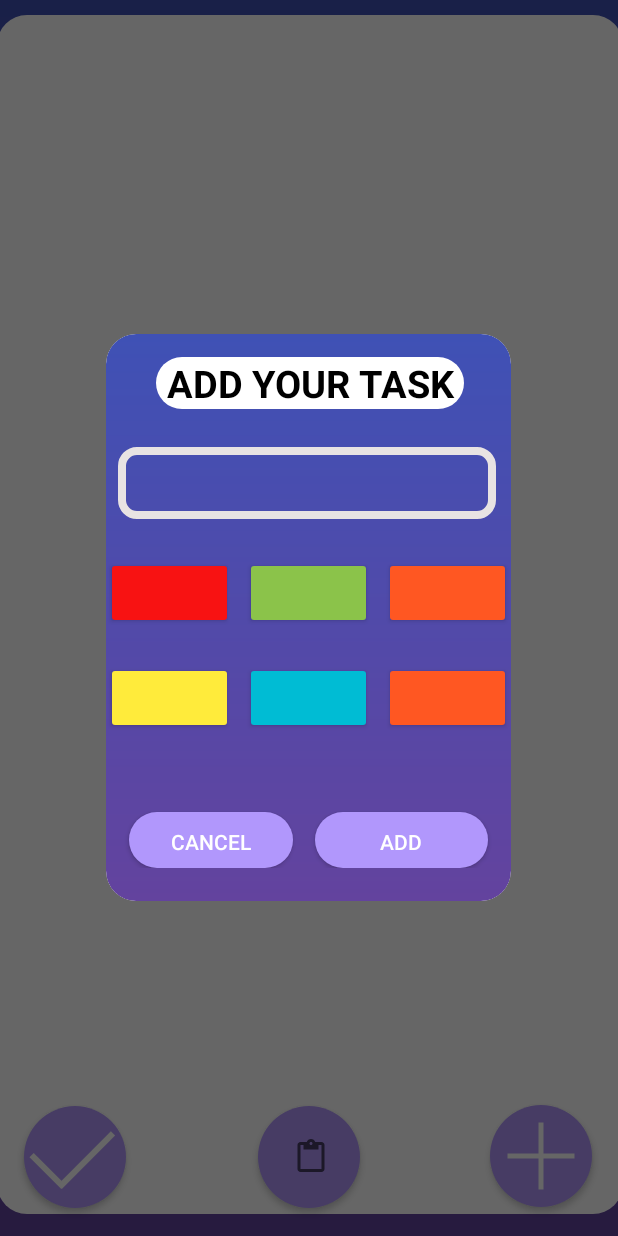
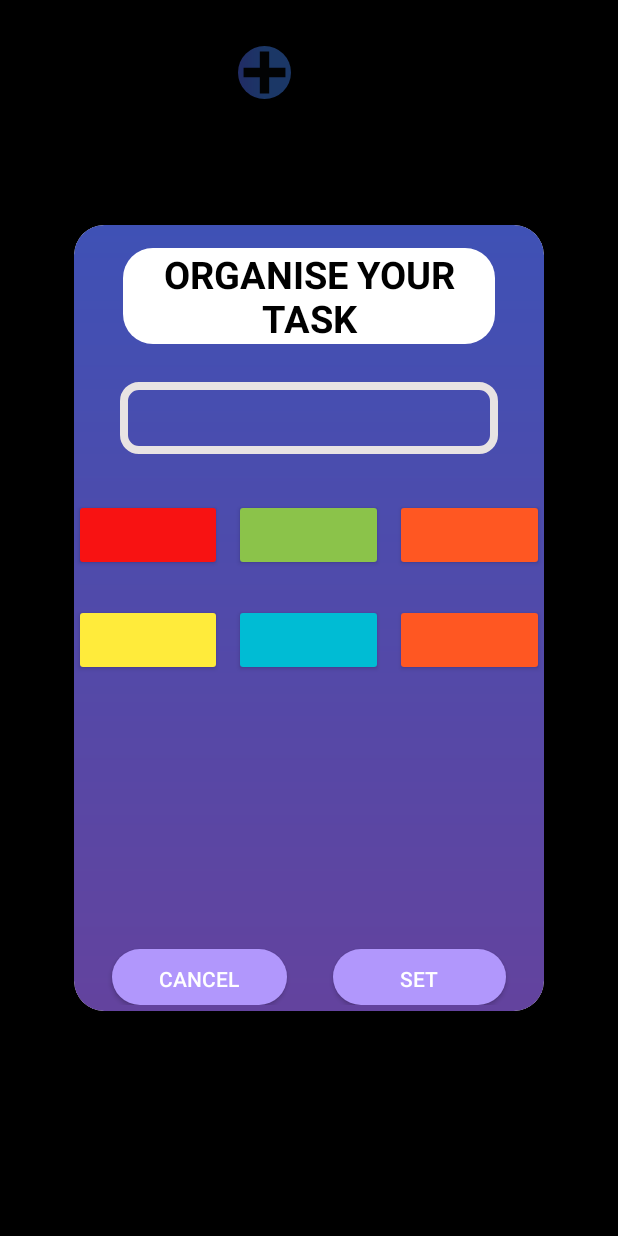
Before and after one commit to aliahmetbme/ToDoList, an Android app: the TodoListActivity screen opened directly, with no data from a screen before it, after a tap on an icon or button, on a phone screen of 412 x 824 dp. Run offline under Robolectric (Android 15) with nearby library versions, the phone set to English and light mode, and no system bars.

Commit message:
tasarım ve özellikler hakkında güncellemeler

```diff
--- a/app/src/main/res/drawable/btn_background.xml
+++ b/app/src/main/res/drawable/btn_background.xml
@@ -1,6 +1,22 @@
 <?xml version="1.0" encoding="utf-8"?>
 <shape xmlns:android="http://schemas.android.com/apk/res/android"
+
     android:shape="rectangle">
+
+    <vector
+
+        android:width="1000dp"
+        android:height="100dp"
+        android:viewportWidth="24.0"
+        android:viewportHeight="24.0">
+        <path
+            android:fillColor="#FFFFFF"
+            android:pathData="M12,5.3L12,18.7M5.3,12L18.7,12"
+            android:strokeWidth="1"
+            android:strokeColor="#FFFFFF"/>
+
+    </vector>
+
 
     <solid
         android:color="#FF9800" />
@@ -19,6 +35,7 @@
         android:right="10dp"
         android:top="10dp"
         android:bottom="10dp"/>
+
     <size android:height="200dp"/>
 
 </shape>
--- /dev/null
+++ b/app/src/main/res/drawable/d.xml
@@ -0,0 +1,34 @@
+<?xml version="1.0" encoding="utf-8"?>
+<layer-list xmlns:android="http://schemas.android.com/apk/res/android">
+
+    <item>
+        <shape android:shape="oval">
+
+            <solid
+                android:color="#0C0D12" />
+
+            <corners
+                android:radius="1111111dp" />
+
+            <gradient
+                android:centerColor="#448AFF"
+                android:startColor="#536DFE"
+                android:endColor="#448AFF"
+                android:type="linear"/>
+
+            <padding
+                android:left="10dp"
+                android:right="10dp"
+                android:top="10dp"
+                android:bottom="10dp"/>
+
+            <size android:height="40dp"/>
+
+        </shape>
+    </item>
+
+    <item android:drawable="@drawable/plus"
+        android:gravity="center" />
+
+
+</layer-list>
--- a/app/src/main/res/drawable/plus.xml
+++ b/app/src/main/res/drawable/plus.xml
@@ -1,11 +1,14 @@
 <vector xmlns:android="http://schemas.android.com/apk/res/android"
-    android:width="80dp"
-    android:height="80dp"
+    xmlns:aapt="http://schemas.android.com/aapt"
+    android:width="50dp"
+    android:height="50dp"
     android:viewportWidth="24.0"
     android:viewportHeight="24.0">
-    <path
-        android:fillColor="#FFFFFF"
-        android:pathData="M12,5.3L12,18.7M5.3,12L18.7,12"
-        android:strokeWidth="1"
-        android:strokeColor="#FFFFFF"/>
+
+        <path
+            android:fillColor="#020203"
+            android:pathData="M12,5.3L12,18.7M5.3,12L18.7,12"
+            android:strokeWidth="3"
+            android:strokeColor="#060709" />
+
 </vector>
--- a/app/src/main/res/layout/activity_todo.xml
+++ b/app/src/main/res/layout/activity_todo.xml
@@ -1,26 +1,23 @@
 <?xml version="1.0" encoding="utf-8"?>
-
-
 <androidx.constraintlayout.widget.ConstraintLayout xmlns:android="http://schemas.android.com/apk/res/android"
     xmlns:app="http://schemas.android.com/apk/res-auto"
     xmlns:tools="http://schemas.android.com/tools"
     android:layout_width="match_parent"
     android:layout_height="match_parent"
-    android:background="@drawable/gradient">
+    android:background="@color/black">
 
 
     <ScrollView
         android:id="@+id/scrollView2"
-        android:layout_width="417dp"
-        android:layout_height="799dp"
-        android:background="@drawable/madde"
-        android:backgroundTint="@color/white"
+        android:layout_width="404dp"
+        android:layout_height="652dp"
+
+        android:backgroundTint="@color/black"
         app:layout_constraintBottom_toBottomOf="parent"
         app:layout_constraintEnd_toEndOf="parent"
-        app:layout_constraintHorizontal_bias="0.507"
+        app:layout_constraintHorizontal_bias="0.571"
         app:layout_constraintStart_toStartOf="parent"
         app:layout_constraintTop_toTopOf="parent"
-        app:layout_constraintVertical_bias="0.404"
         tools:ignore="SpeakableTextPresentCheck">
 
         <LinearLayout
@@ -32,79 +29,33 @@
 
     <Button
         android:id="@+id/addList"
-        android:layout_width="68dp"
-        android:layout_height="68dp"
+        android:layout_width="35dp"
+        android:layout_height="35dp"
         android:layout_gravity="center_horizontal"
-        android:background="@drawable/btn_background"
+        android:background="@drawable/d"
         android:elevation="15dp"
         android:gravity="center"
         android:visibility="visible"
-        app:backgroundTint="#b197fc"
-        android:drawableLeft="@drawable/plus"
-        android:paddingLeft="-6dp"
-        android:paddingTop="-50dp"
-        android:paddingRight="11dp"
         app:layout_constraintBottom_toBottomOf="parent"
         app:layout_constraintEnd_toEndOf="parent"
-        app:layout_constraintHorizontal_bias="0.949"
+        app:layout_constraintHorizontal_bias="0.422"
         app:layout_constraintStart_toStartOf="parent"
         app:layout_constraintTop_toTopOf="parent"
-        app:layout_constraintVertical_bias="0.974" />
+        app:layout_constraintVertical_bias="0.039" />
 
     <TextView
         android:id="@+id/textView"
-        android:layout_width="149dp"
-        android:layout_height="44dp"
-        android:gravity="center"
-        android:text="TASKS"
-        android:textColor="#F0ECF3"
+        android:layout_width="178dp"
+        android:layout_height="42dp"
+        android:text="  TASKS"
+        android:textColor="#536DFE"
         android:textSize="35dp"
-        android:textStyle="bold"
         app:layout_constraintBottom_toBottomOf="parent"
         app:layout_constraintEnd_toEndOf="parent"
-        app:layout_constraintHorizontal_bias="0.501"
+        app:layout_constraintHorizontal_bias="0.017"
         app:layout_constraintStart_toStartOf="parent"
         app:layout_constraintTop_toTopOf="parent"
-        app:layout_constraintVertical_bias="0.032" />
-
-    <Button
-        android:id="@+id/completed"
-        android:layout_width="68dp"
-        android:layout_height="68dp"
-        android:layout_gravity="center"
-        android:width="7px"
-        android:height="7px"
-        android:background="@drawable/btn_background"
-        android:drawableLeft="@drawable/complate"
-        android:paddingLeft="-1dp"
-        android:paddingTop="-50dp"
-        android:paddingRight="15dp"
-        android:textColor="@color/white"
-        android:textSize="45dp"
-        android:textStyle="bold"
-        android:visibility="visible"
-        app:backgroundTint="#b197fc"
-        app:layout_constraintBottom_toBottomOf="parent"
-        app:layout_constraintEnd_toEndOf="parent"
-        app:layout_constraintHorizontal_bias="0.046"
-        app:layout_constraintStart_toStartOf="parent"
-        app:layout_constraintTop_toTopOf="parent"
-        app:layout_constraintVertical_bias="0.975" />
-
-    <Button
-        android:id="@+id/button3"
-        android:layout_width="68dp"
-        android:layout_height="68dp"
-        android:layout_gravity="center"
-        android:background="@drawable/btn_background"
-        android:drawableLeft="?attr/actionModePasteDrawable"
-        android:paddingLeft="23dp"
-        app:backgroundTint="#b197fc"
-        app:layout_constraintBottom_toBottomOf="parent"
-        app:layout_constraintEnd_toEndOf="parent"
-        app:layout_constraintStart_toStartOf="parent"
-        app:layout_constraintTop_toTopOf="parent"
-        app:layout_constraintVertical_bias="0.975" />
+        app:layout_constraintVertical_bias="0.031" />
 
 
 </androidx.constraintlayout.widget.ConstraintLayout>
--- a/app/src/main/res/layout/layout_add.xml
+++ b/app/src/main/res/layout/layout_add.xml
@@ -7,8 +7,8 @@
     >
 
     <LinearLayout
-        android:layout_width="270dp"
-        android:layout_height="378dp"
+        android:layout_width="313dp"
+        android:layout_height="524dp"
         android:background="@drawable/madde"
         android:orientation="vertical"
         app:layout_constraintBottom_toBottomOf="parent"
@@ -19,34 +19,33 @@
 
         <TextView
             android:id="@+id/textView2"
-            android:layout_width="205dp"
+            android:layout_width="248dp"
             android:layout_height="wrap_content"
+            android:layout_gravity="center"
             android:layout_marginTop="15dp"
-            android:layout_marginLeft="33dp"
             android:background="@drawable/madde"
             android:backgroundTint="@color/white"
             android:gravity="center"
-            android:text="ADD YOUR TASK"
+            android:text="ORGANISE YOUR TASK"
             android:textColor="@color/black"
             android:textSize="25dp"
             android:textStyle="bold" />
 
         <EditText
-            android:id="@+id/addTask"
+            android:id="@+id/organiseTask"
             android:layout_width="252dp"
             android:layout_height="wrap_content"
+            android:layout_gravity="center"
             android:layout_marginTop="25dp"
-            android:layout_marginLeft="8dp"
-            android:layout_marginBottom="25dp"
+            android:layout_marginBottom="30dp"
             android:background="@drawable/rounded"
             android:backgroundTint="#E8E3E3"
-            android:textColor="@color/white"
             android:ems="10"
             android:inputType="textPersonName"
             android:minHeight="48dp"
             android:text=""
+            android:textColor="@color/white"
             tools:ignore="SpeakableTextPresentCheck" />
-
 
 
         <LinearLayout
@@ -64,18 +63,18 @@
 
             <Button
                 android:id="@+id/yesil"
-                android:layout_marginLeft="8dp"
                 android:layout_width="wrap_content"
                 android:layout_height="wrap_content"
+                android:layout_marginLeft="8dp"
                 android:layout_weight="1"
                 app:backgroundTint="#8BC34A"
                 tools:ignore="SpeakableTextPresentCheck" />
 
             <Button
                 android:id="@+id/orange"
-                android:layout_marginLeft="8dp"
                 android:layout_width="wrap_content"
                 android:layout_height="wrap_content"
+                android:layout_marginLeft="8dp"
                 android:layout_weight="1"
                 app:backgroundTint="#FF5722"
                 tools:ignore="SpeakableTextPresentCheck" />
@@ -96,9 +95,9 @@
 
             <Button
                 android:id="@+id/blue"
-                android:layout_marginLeft="8dp"
                 android:layout_width="wrap_content"
                 android:layout_height="wrap_content"
+                android:layout_marginLeft="8dp"
                 android:layout_weight="1"
                 app:backgroundTint="#00BCD4"
                 app:layout_constraintEnd_toEndOf="parent"
@@ -107,9 +106,9 @@
 
             <Button
                 android:id="@+id/sonrenk"
-                android:layout_marginLeft="8dp"
                 android:layout_width="wrap_content"
                 android:layout_height="wrap_content"
+                android:layout_marginLeft="8dp"
                 android:layout_weight="1"
                 app:backgroundTint="#FF5722"
                 tools:ignore="SpeakableTextPresentCheck" />
@@ -118,16 +117,16 @@
         <LinearLayout
             android:layout_width="match_parent"
             android:layout_height="57dp"
-            android:layout_marginTop="20dp"
+            android:layout_marginTop="150dp"
             android:orientation="horizontal">
 
             <Button
                 android:id="@+id/cancelButton"
                 android:layout_width="115dp"
                 android:layout_height="wrap_content"
-                android:layout_marginLeft="15dp"
+                android:layout_marginLeft="25dp"
                 android:layout_marginTop="20dp"
-                android:layout_marginRight="7.5dp"
+                android:layout_marginRight="15dp"
                 android:layout_weight="1"
                 android:background="@drawable/btn_background"
                 android:minHeight="48dp"
@@ -140,14 +139,14 @@
                 android:id="@+id/addButton"
                 android:layout_width="115dp"
                 android:layout_height="wrap_content"
+                android:layout_marginLeft="15dp"
                 android:layout_marginTop="20dp"
-                android:layout_marginRight="15dp"
-                android:layout_marginLeft="7.5dp"
+                android:layout_marginRight="25dp"
                 android:background="@drawable/btn_background"
                 android:minHeight="48dp"
-                android:text="ADD"
+                android:text="set"
+                android:textColor="@color/white"
                 app:backgroundTint="#b197fc"
-                android:textColor="@color/white"
                 tools:ignore="TouchTargetSizeCheck,TouchTargetSizeCheck" />
 
 
```
Also changed, not shown: app/src/main/java/com/example/todolist/TodoListActivity.java (+64 -87 lines).
